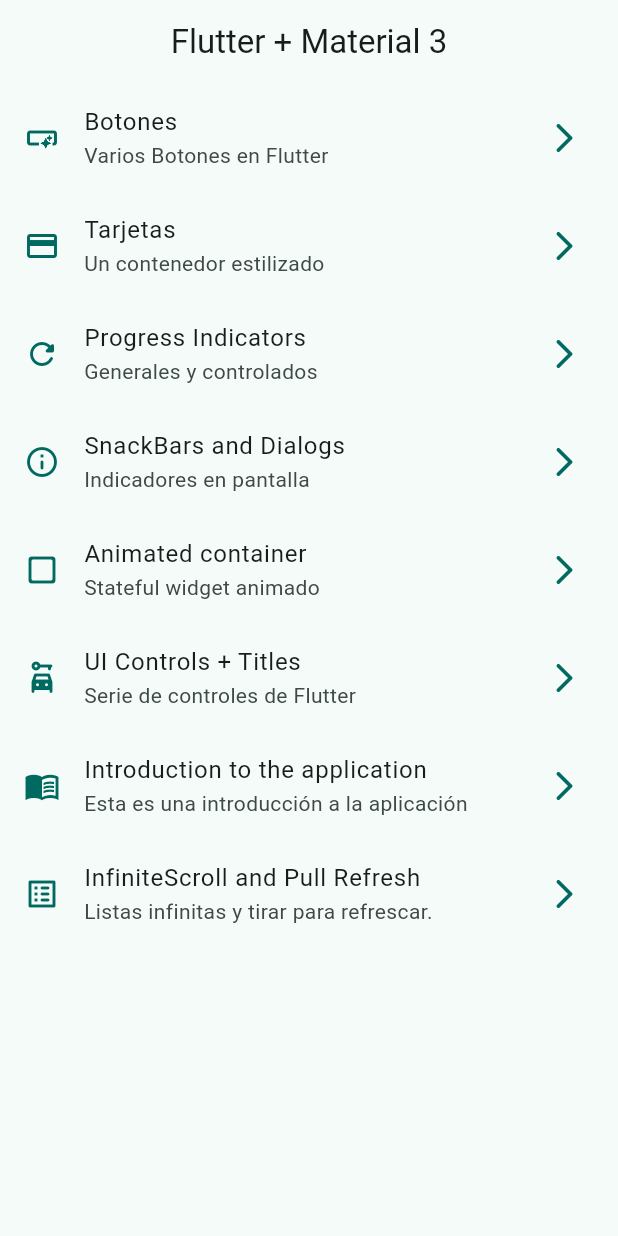
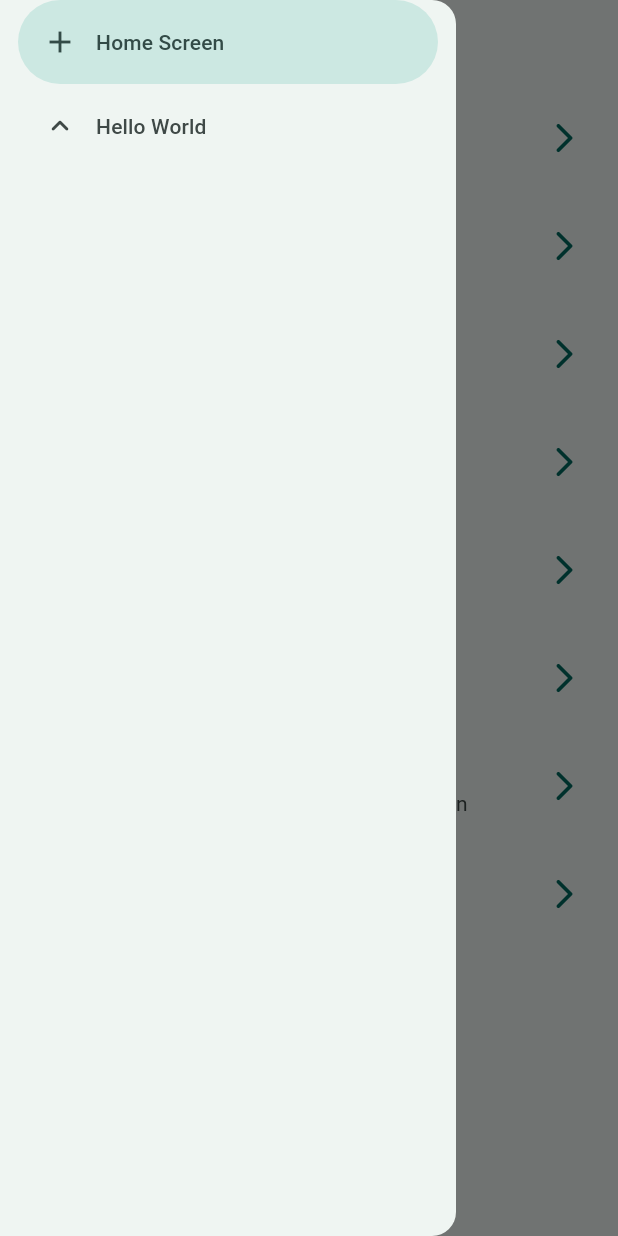
Before and after one commit to SebastianCaracuel/Flutter-Mobile-Beginner-to-Expert, a Flutter app: the screen it shows after launch, with the side drawer open (before the commit the screen has no drawer), on a phone screen of 412 x 824 dp. Run offline on Flutter 3.47's test engine with Material 3 defaults, Android fonts, the phone set to English and light mode, and no system bars; our stand-ins replace animate_do, dio, go_router, video_player.

Commit message:
Implement Drawer in Home Screen
Implementamos el side menú dentro de nuestro Home Screen para poder realizar acciones y visualizarlo correctamente.

```diff
--- a/06_Widgets_app/w_app/lib/presentation/screens/home/home_screen.dart
+++ b/06_Widgets_app/w_app/lib/presentation/screens/home/home_screen.dart
@@ -1,6 +1,7 @@
 import 'package:flutter/material.dart';
 import 'package:go_router/go_router.dart';
 import 'package:w_app/config/menu/menu_items.dart';
+import 'package:w_app/presentation/widgets/side_menu.dart';
 
 class HomeScreen extends StatelessWidget {
   //Creamos una propiedad estatica
@@ -11,14 +12,14 @@
   @override
   Widget build(BuildContext context) {
     return Scaffold(
-      appBar: AppBar(
-        title: const Text('Flutter + Material 3'),
-      ),
+      appBar: AppBar(title: const Text('Flutter + Material 3')),
 
       //Cuerpo de nuestro scaffold
-
       //Importamos nuestro WIdget privado( es privado porque utiliza _ )
       body: const _HomeView(),
+
+      //Utilizamos el Drawer para menu lateral
+      drawer: const SideMenu(),
     );
   }
 }
```
